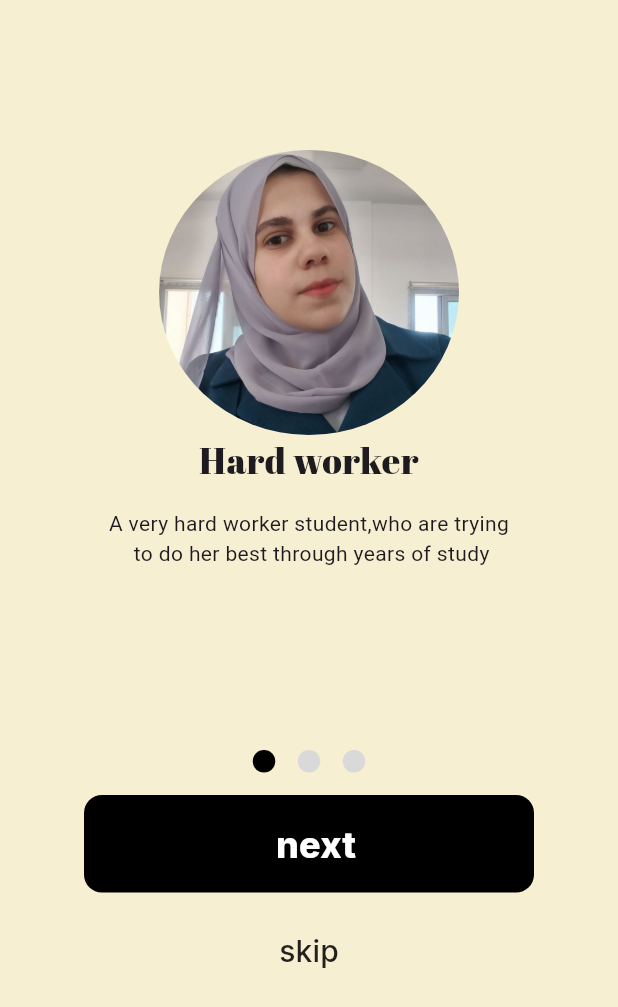
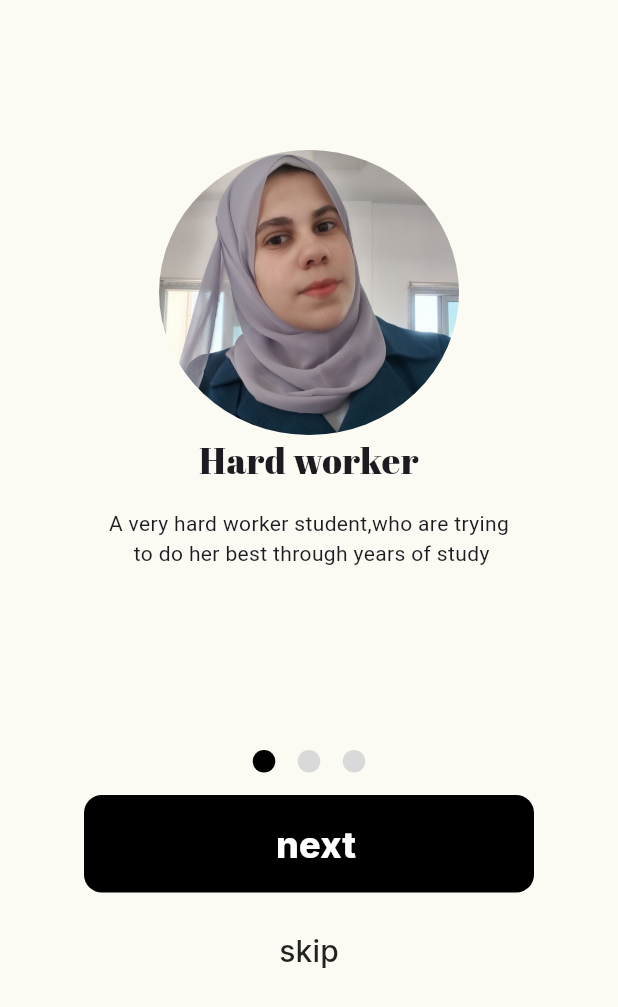
Before and after one commit to SMaged21/salooma_, a Flutter app: the screen it shows after launch, on a phone screen of 412 x 824 dp. Shown: the top 1007 px of the screen. Run offline on Flutter 3.47's test engine with Material 3 defaults, Android fonts, the phone set to English and light mode, and no system bars; our stand-ins replace cloud_firestore, dartz, firebase_core, flutter_bloc, go_router, google_fonts; accounts and stored records are empty.

Commit message:
change app anme

```diff
--- a/lib/core/api_service.dart
+++ b/lib/core/api_service.dart
@@ -1,7 +1,7 @@
 import 'package:cloud_firestore/cloud_firestore.dart';
 
 class ApiService {
-  final firestore;
+  final FirebaseFirestore firestore;
 
   ApiService({required this.firestore});
 
--- a/lib/core/app_color.dart
+++ b/lib/core/app_color.dart
@@ -2,7 +2,7 @@ import 'package:flutter/material.dart';
 
 class AppColor {
   static Color primaryColor = Color(0xff000000);
-  static Color secondColor = Color(0xffF6EFD2);
-  static Color thirdColor = Color(0xffE2DDB4);
+  static Color secondColor = Color.fromARGB(255, 251, 250, 243);
+  static Color thirdColor = Color.fromARGB(255, 221, 219, 196);
   static Color forthColor = Color(0xff000000);
 }
--- a/lib/features/books/presentation/manager/fetch_books_cubit/fetch_books_cubit.dart
+++ b/lib/features/books/presentation/manager/fetch_books_cubit/fetch_books_cubit.dart
@@ -1,5 +1,5 @@
-import 'package:bloc/bloc.dart';
-import 'package:meta/meta.dart';
+import 'package:flutter/foundation.dart';
+import 'package:flutter_bloc/flutter_bloc.dart';
 import 'package:salma_maged/features/books/data/models/book_model.dart';
 import 'package:salma_maged/features/books/data/repos/book_repo.dart';
 
--- a/lib/main.dart
+++ b/lib/main.dart
@@ -16,6 +16,7 @@ class MainApp extends StatelessWidget {
   @override
   Widget build(BuildContext context) {
     return MaterialApp.router(
+      title: 'salma maged',
       theme: ThemeData(scaffoldBackgroundColor: AppColor.secondColor),
 
       routerConfig: AppRoutes.route,
```
Also changed, not shown: pubspec.yaml (+6 -1 lines), pubspec.lock, 8 other files.
